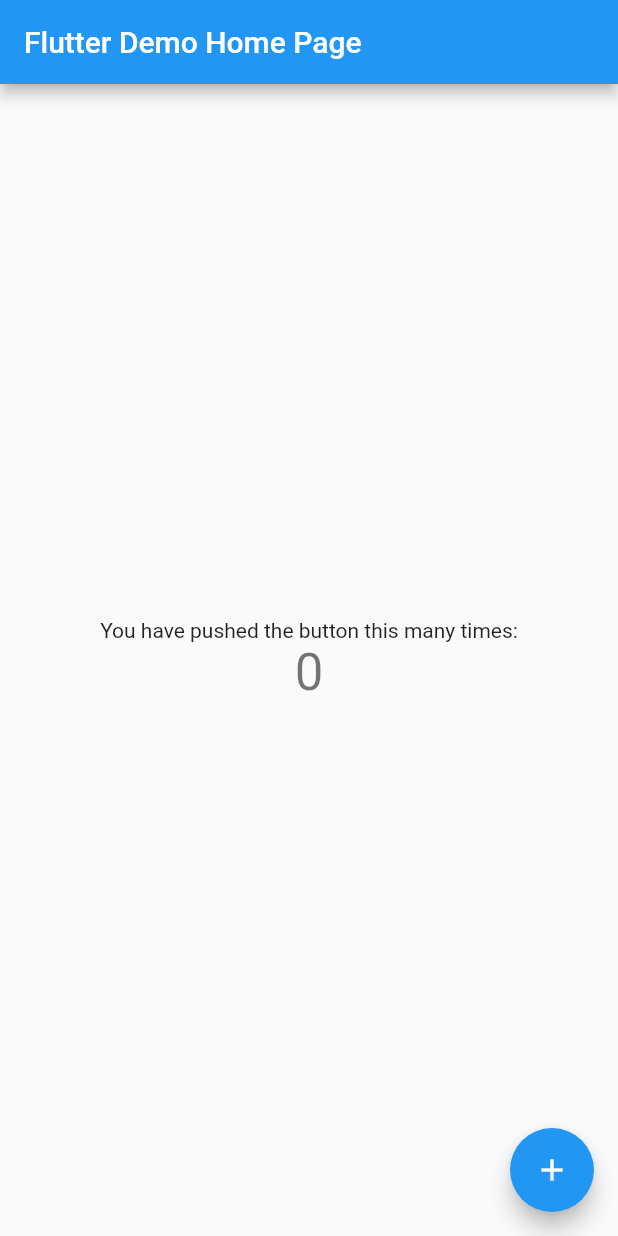
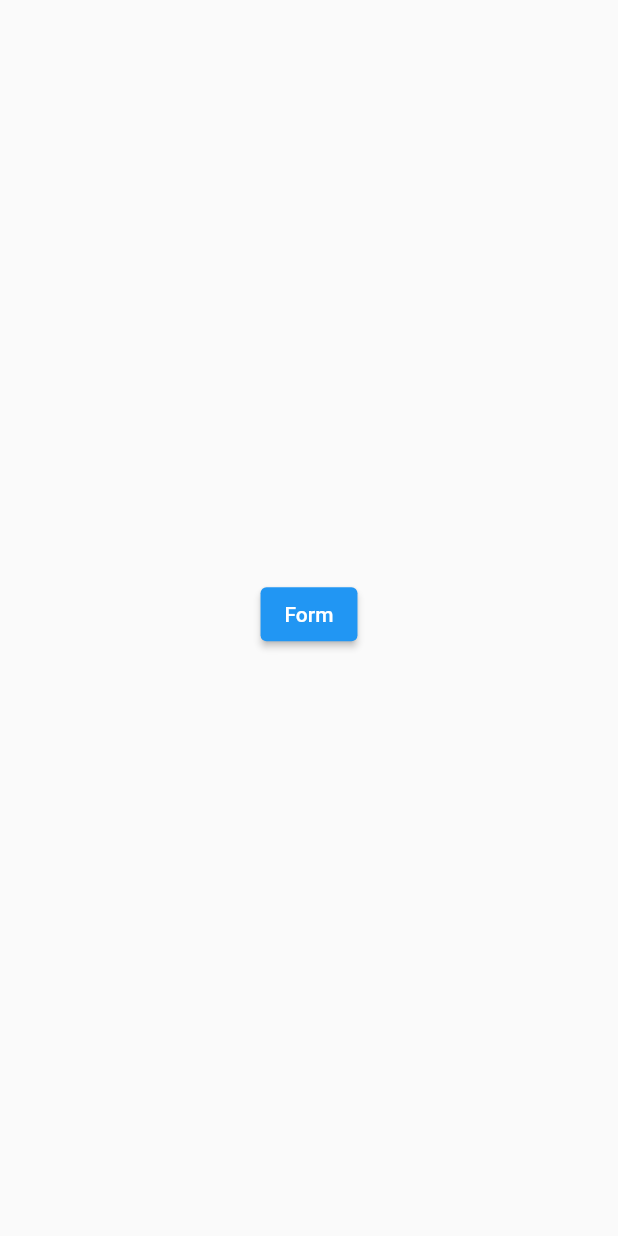
Before and after one commit to furkansoyturk/flutter_custom_components, a Flutter app: the screen it shows after launch, on a phone screen of 412 x 824 dp. Run offline on Flutter 3.47's test engine with Material 2 defaults, Android fonts, the phone set to English and light mode, and no system bars.

Commit message:
form field developing.

```diff
--- a/lib/main.dart
+++ b/lib/main.dart
@@ -1,4 +1,6 @@
 import 'package:flutter/material.dart';
+import 'package:flutter_custom_components/ui/components/custom_form.dart';
+import 'package:flutter_custom_components/ui/home_page_view.dart';
 
 void main() {
   runApp(MyApp());
@@ -10,104 +12,12 @@
   Widget build(BuildContext context) {
     return MaterialApp(
       title: 'Flutter Demo',
+      debugShowCheckedModeBanner: false,
       theme: ThemeData(
-        // This is the theme of your application.
-        //
-        // Try running your application with "flutter run". You'll see the
-        // application has a blue toolbar. Then, without quitting the app, try
-        // changing the primarySwatch below to Colors.green and then invoke
-        // "hot reload" (press "r" in the console where you ran "flutter run",
-        // or simply save your changes to "hot reload" in a Flutter IDE).
-        // Notice that the counter didn't reset back to zero; the application
-        // is not restarted.
         primarySwatch: Colors.blue,
       ),
       home: MyHomePage(title: 'Flutter Demo Home Page'),
+      // home: CustomForm(),
     );
   }
 }
-
-class MyHomePage extends StatefulWidget {
-  MyHomePage({Key? key, required this.title}) : super(key: key);
-
-  // This widget is the home page of your application. It is stateful, meaning
-  // that it has a State object (defined below) that contains fields that affect
-  // how it looks.
-
-  // This class is the configuration for the state. It holds the values (in this
-  // case the title) provided by the parent (in this case the App widget) and
-  // used by the build method of the State. Fields in a Widget subclass are
-  // always marked "final".
-
-  final String title;
-
-  @override
-  _MyHomePageState createState() => _MyHomePageState();
-}
-
-class _MyHomePageState extends State<MyHomePage> {
-  int _counter = 0;
-
-  void _incrementCounter() {
-    setState(() {
-      // This call to setState tells the Flutter framework that something has
-      // changed in this State, which causes it to rerun the build method below
-      // so that the display can reflect the updated values. If we changed
-      // _counter without calling setState(), then the build method would not be
-      // called again, and so nothing would appear to happen.
-      _counter++;
-    });
-  }
-
-  @override
-  Widget build(BuildContext context) {
-    // This method is rerun every time setState is called, for instance as done
-    // by the _incrementCounter method above.
-    //
-    // The Flutter framework has been optimized to make rerunning build methods
-    // fast, so that you can just rebuild anything that needs updating rather
-    // than having to individually change instances of widgets.
-    return Scaffold(
-      appBar: AppBar(
-        // Here we take the value from the MyHomePage object that was created by
-        // the App.build method, and use it to set our appbar title.
-        title: Text(widget.title),
-      ),
-      body: Center(
-        // Center is a layout widget. It takes a single child and positions it
-        // in the middle of the parent.
-        child: Column(
-          // Column is also a layout widget. It takes a list of children and
-          // arranges them vertically. By default, it sizes itself to fit its
-          // children horizontally, and tries to be as tall as its parent.
-          //
-          // Invoke "debug painting" (press "p" in the console, choose the
-          // "Toggle Debug Paint" action from the Flutter Inspector in Android
-          // Studio, or the "Toggle Debug Paint" command in Visual Studio Code)
-          // to see the wireframe for each widget.
-          //
-          // Column has various properties to control how it sizes itself and
-          // how it positions its children. Here we use mainAxisAlignment to
-          // center the children vertically; the main axis here is the vertical
-          // axis because Columns are vertical (the cross axis would be
-          // horizontal).
-          mainAxisAlignment: MainAxisAlignment.center,
-          children: <Widget>[
-            Text(
-              'You have pushed the button this many times:',
-            ),
-            Text(
-              '$_counter',
-              style: Theme.of(context).textTheme.headline4,
-            ),
-          ],
-        ),
-      ),
-      floatingActionButton: FloatingActionButton(
-        onPressed: _incrementCounter,
-        tooltip: 'Increment',
-        child: Icon(Icons.add),
-      ), // This trailing comma makes auto-formatting nicer for build methods.
-    );
-  }
-}
--- /dev/null
+++ b/lib/ui/home_page_view.dart
@@ -0,0 +1,42 @@
+import 'package:flutter/cupertino.dart';
+import 'package:flutter/material.dart';
+
+import 'components/custom_form.dart';
+
+class MyHomePage extends StatefulWidget {
+  MyHomePage({Key? key, required this.title}) : super(key: key);
+
+  final String title;
+
+  @override
+  _MyHomePageState createState() => _MyHomePageState();
+}
+
+class _MyHomePageState extends State<MyHomePage> {
+
+
+  @override
+  Widget build(BuildContext context) {
+    return Scaffold(
+      body: Center(
+        child: Column(
+          mainAxisAlignment: MainAxisAlignment.center,
+          children: [
+            ElevatedButton(
+              onPressed: () {
+
+                Navigator.push(
+                  context,
+                  MaterialPageRoute(builder: (context) => CustomForm()),
+                );
+
+              },
+              child: Text('Form'),
+            ),
+            SizedBox(height: 5,),
+          ],
+        ),
+      ),
+    );
+  }
+}
--- /dev/null
+++ b/lib/utils/formatter.dart
@@ -0,0 +1,5 @@
+extension CapExtension on String {
+  String get capitalFirst => this.length > 0 ?'${this[0].toUpperCase()}${this.substring(1)}':'';
+  String get capitalAll => this.toUpperCase();
+  String get capitalFirstOfEach => this.replaceAll(RegExp(' +'), ' ').split(" ").map((str) => str.capitalFirst).join(" ");
+}
```
Also changed, not shown: lib/ui/components/custom_form.dart (added, +123 -0 lines).
